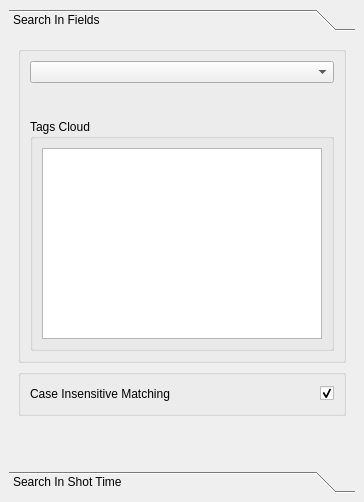
KelSolaar/sIBL_GUI, file src/sibl_gui/components/addons/searchDatabase/ui/Search_Database.ui: the form before one commit.
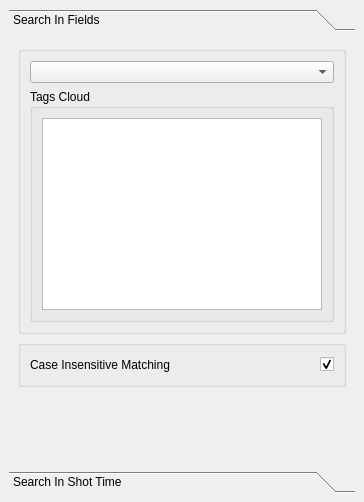
The form after the commit.

Commit message: Add search widget to "databaseBrowser" component.

Patch:
```diff
--- a/src/sibl_gui/components/addons/searchDatabase/ui/Search_Database.ui
+++ b/src/sibl_gui/components/addons/searchDatabase/ui/Search_Database.ui
@@ -74,34 +74,9 @@
              </layout>
             </widget>
            </item>
-           <item row="1" column="1" colspan="3">
+           <item row="1" column="0" colspan="4">
             <layout class="QHBoxLayout" name="Search_Database_horizontalLayout"/>
            </item>
-           <item row="1" column="0">
-            <widget class="QLabel" name="Search_Database_label">
-             <property name="sizePolicy">
-              <sizepolicy hsizetype="Maximum" vsizetype="Preferred">
-               <horstretch>0</horstretch>
-               <verstretch>0</verstretch>
-              </sizepolicy>
-             </property>
-             <property name="minimumSize">
-              <size>
-               <width>24</width>
-               <height>24</height>
-              </size>
-             </property>
-             <property name="maximumSize">
-              <size>
-               <width>24</width>
-               <height>24</height>
-              </size>
-             </property>
-             <property name="text">
-              <string/>
-             </property>
-            </widget>
-           </item>
           </layout>
          </widget>
         </item>
```
Left out of the diff: 6 changed lines with no effect on the pictures. The commit also changes 14 other files.
